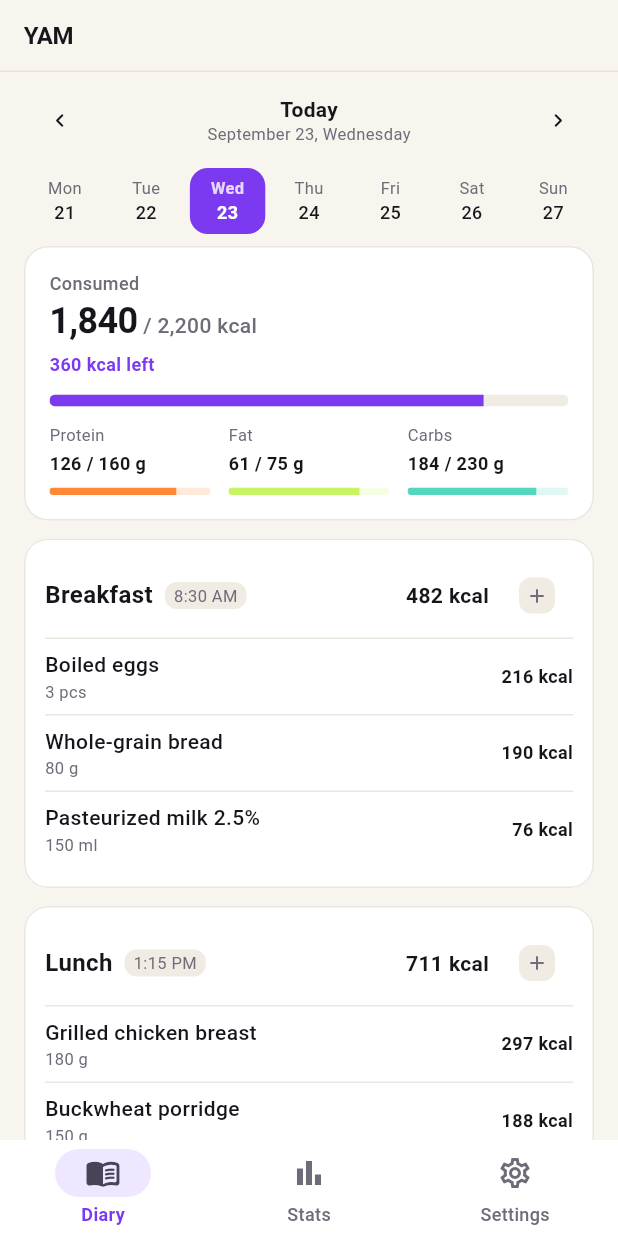
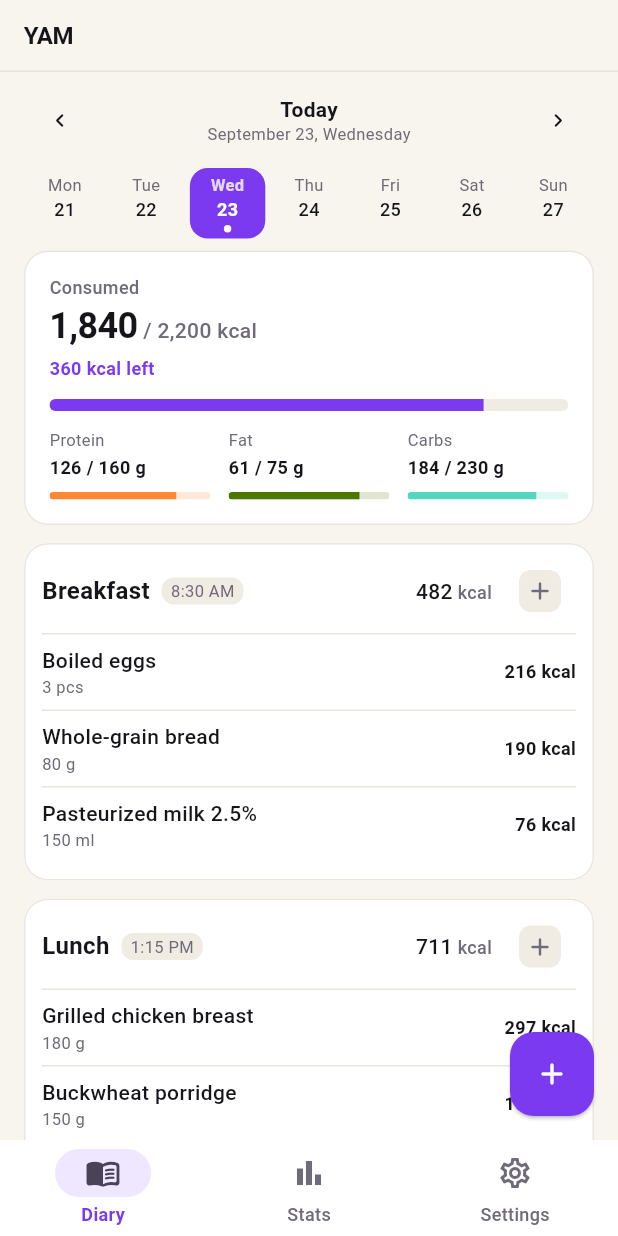
Before and after one commit to 0x0FACED/yam, a Flutter app: the screen it shows after launch, on a phone screen of 412 x 824 dp. Run offline on Flutter 3.47's test engine with Material 3 defaults, Android fonts, the phone set to English and light mode, and no system bars; our stand-ins replace flutter_svg, go_router.

Commit message:
chore(diary): polished ui

```diff
--- a/lib/app/theme/app_colors.dart
+++ b/lib/app/theme/app_colors.dart
@@ -4,6 +4,7 @@ abstract final class AppColors {
   static const brandPurple = Color(0xFF7B3AEF);
   static const protein = Color(0xFFFF8736);
   static const fat = Color(0xFFC7F464);
+  static const lightFat = Color(0xFF4C7600);
   static const carbs = Color(0xFF55D6BE);
   static const brandInk = Color(0xFF17151C);
   static const brandCream = Color(0xFFF8F5EE);
--- a/lib/app/theme/app_theme.dart
+++ b/lib/app/theme/app_theme.dart
@@ -27,7 +27,7 @@ abstract final class AppTheme {
         ),
     semanticColors: const AppSemanticColors(
       protein: AppColors.protein,
-      fat: AppColors.fat,
+      fat: AppColors.lightFat,
       carbs: AppColors.carbs,
       success: AppColors.lightSuccess,
       warning: AppColors.lightWarning,
--- a/lib/core/ui/diary/yam_diary_rows.dart
+++ b/lib/core/ui/diary/yam_diary_rows.dart
@@ -9,7 +9,8 @@ class YamMealSectionHeader extends StatelessWidget {
   const YamMealSectionHeader({
     required this.mealName,
     required this.timeLabel,
-    required this.calorieLabel,
+    required this.calorieValue,
+    required this.calorieUnit,
     required this.addTooltip,
     required this.onAdd,
     super.key,
@@ -17,7 +18,8 @@ class YamMealSectionHeader extends StatelessWidget {
 
   final String mealName;
   final String timeLabel;
-  final String calorieLabel;
+  final String calorieValue;
+  final String calorieUnit;
   final String addTooltip;
   final VoidCallback onAdd;
 
@@ -60,12 +62,24 @@ class YamMealSectionHeader extends StatelessWidget {
     final actions = Row(
       mainAxisSize: MainAxisSize.min,
       children: [
-        Text(
-          calorieLabel,
-          style: AppTypography.productTitle.copyWith(
-            color: theme.colorScheme.onSurface,
-            fontWeight: FontWeight.w700,
-            fontFeatures: AppTypography.tabularFigures,
+        Text.rich(
+          TextSpan(
+            children: [
+              TextSpan(
+                text: calorieValue,
+                style: AppTypography.productTitle.copyWith(
+                  color: theme.colorScheme.onSurface,
+                  fontWeight: FontWeight.w500,
+                  fontFeatures: AppTypography.tabularFigures,
+                ),
+              ),
+              TextSpan(
+                text: ' $calorieUnit',
+                style: AppTypography.label.copyWith(
+                  color: theme.colorScheme.onSurfaceVariant,
+                ),
+              ),
+            ],
           ),
         ),
         const SizedBox(width: AppSpacing.xs),
@@ -73,8 +87,8 @@ class YamMealSectionHeader extends StatelessWidget {
           icon: Icons.add_rounded,
           tooltip: addTooltip,
           onPressed: onAdd,
-          iconSize: 16,
-          visualSize: 24,
+          iconSize: 20,
+          visualSize: 36,
         ),
       ],
     );
--- a/lib/features/diary/presentation/diary_screen.dart
+++ b/lib/features/diary/presentation/diary_screen.dart
@@ -6,6 +6,7 @@ import 'package:yam/app/theme/app_breakpoints.dart';
 import 'package:yam/app/theme/app_motion.dart';
 import 'package:yam/app/theme/app_spacing.dart';
 import 'package:yam/app/theme/app_typography.dart';
+import 'package:yam/core/ui/buttons/yam_buttons.dart';
 import 'package:yam/core/ui/feedback/yam_snack_bar.dart';
 import 'package:yam/features/diary/presentation/diary_prototype_data.dart';
 import 'package:yam/features/diary/presentation/widgets/daily_nutrition_summary.dart';
@@ -61,6 +62,12 @@ class _DiaryScreenState extends State<DiaryScreen> {
     );
 
     return Scaffold(
+      floatingActionButton: FloatingActionButton(
+        key: const ValueKey('diary-add-food'),
+        tooltip: l10n.diaryAddFood,
+        onPressed: _openFoodSearch,
+        child: const Icon(Icons.add_rounded),
+      ),
       body: SafeArea(
         bottom: false,
         child: LayoutBuilder(
@@ -70,7 +77,9 @@ class _DiaryScreenState extends State<DiaryScreen> {
                 ? AppSpacing.xl
                 : AppSpacing.md;
 
-            return CustomScrollView(
+            return ScrollConfiguration(
+              behavior: const MaterialScrollBehavior(),
+              child: CustomScrollView(
                 key: const ValueKey('diary-scroll-view'),
                 controller: _scrollController,
                 slivers: [
@@ -80,6 +89,7 @@ class _DiaryScreenState extends State<DiaryScreen> {
                   else
                     ..._buildCompactSlivers(day, horizontalPadding),
                 ],
+              ),
             );
           },
         ),
@@ -105,8 +115,9 @@ class _DiaryScreenState extends State<DiaryScreen> {
       title: Padding(
         padding: EdgeInsets.symmetric(horizontal: horizontalPadding),
         child: _ConstrainedDiaryContent(
-          child: Align(
-            alignment: Alignment.centerLeft,
+          child: Row(
+            children: [
+              Expanded(
                 child: Semantics(
                   header: true,
                   child: Text(
@@ -118,6 +129,17 @@ class _DiaryScreenState extends State<DiaryScreen> {
                     ),
                   ),
                 ),
+              ),
+              if (!_isSameDay(_selectedDay, _today))
+                YamIconButton(
+                  icon: Icons.today_rounded,
+                  tooltip: AppLocalizations.of(context).diaryReturnToToday,
+                  onPressed: _returnToToday,
+                  surface: false,
+                  iconSize: 22,
+                  visualSize: 32,
+                ),
+            ],
           ),
         ),
       ),
@@ -178,7 +200,9 @@ class _DiaryScreenState extends State<DiaryScreen> {
           },
         ),
       ),
-      const SliverToBoxAdapter(child: SizedBox(height: AppSpacing.md)),
+      const SliverToBoxAdapter(
+        child: SizedBox(height: AppSpacing.xxl + AppSpacing.xl),
+      ),
     ];
   }
 
@@ -192,7 +216,7 @@ class _DiaryScreenState extends State<DiaryScreen> {
           horizontalPadding,
           AppSpacing.xs,
           horizontalPadding,
-          AppSpacing.md,
+          AppSpacing.xxl + AppSpacing.xl,
         ),
         sliver: SliverToBoxAdapter(
           child: _ConstrainedDiaryContent(
@@ -244,6 +268,13 @@ class _DiaryScreenState extends State<DiaryScreen> {
 
   void _selectDay(DateTime day) {
     setState(() => _selectedDay = DateTime(day.year, day.month, day.day));
+  }
+
+  void _returnToToday() {
+    _selectDay(_today);
+    if (_scrollController.hasClients) {
+      _scrollController.jumpTo(0);
+    }
   }
 
   Future<void> _openCalendar() async {
--- a/lib/features/diary/presentation/widgets/diary_day_selector.dart
+++ b/lib/features/diary/presentation/widgets/diary_day_selector.dart
@@ -106,23 +106,13 @@ class DiaryDaySelector extends StatelessWidget {
                 child: _DayTile(
                   day: startOfWeek.add(Duration(days: index)),
                   selectedDay: selectedDay,
+                  today: today,
                   locale: locale,
                   onSelected: onDaySelected,
                 ),
               ),
           ],
         ),
-        if (!selectedIsToday) ...[
-          const SizedBox(height: AppSpacing.xxs),
-          Align(
-            alignment: Alignment.centerRight,
-            child: YamTextButton(
-              label: l10n.diaryReturnToToday,
-              icon: Icons.today_outlined,
-              onPressed: () => onDaySelected(today),
-            ),
-          ),
-        ],
       ],
     );
   }
@@ -132,12 +122,14 @@ class _DayTile extends StatelessWidget {
   const _DayTile({
     required this.day,
     required this.selectedDay,
+    required this.today,
     required this.locale,
     required this.onSelected,
   });
 
   final DateTime day;
   final DateTime selectedDay;
+  final DateTime today;
   final String locale;
   final ValueChanged<DateTime> onSelected;
 
@@ -145,6 +137,8 @@ class _DayTile extends StatelessWidget {
   Widget build(BuildContext context) {
     final theme = Theme.of(context);
     final selected = _isSameDay(day, selectedDay);
+    final isToday = _isSameDay(day, today);
+    final l10n = AppLocalizations.of(context);
     final foreground = selected
         ? theme.colorScheme.onPrimary
         : theme.colorScheme.onSurface;
@@ -157,7 +151,10 @@ class _DayTile extends StatelessWidget {
       child: Semantics(
         button: true,
         selected: selected,
-        label: DateFormat.yMMMMEEEEd(locale).format(day),
+        label: [
+          DateFormat.yMMMMEEEEd(locale).format(day),
+          if (isToday) l10n.diaryToday,
+        ].join(', '),
         child: ExcludeSemantics(
           child: AnimatedContainer(
             duration: animationDuration,
@@ -200,6 +197,22 @@ class _DayTile extends StatelessWidget {
                           fontFeatures: AppTypography.tabularFigures,
                         ),
                       ),
+                      const SizedBox(height: 2),
+                      SizedBox(
+                        height: 5,
+                        child: isToday
+                            ? Container(
+                                key: const ValueKey('diary-today-marker'),
+                                width: 5,
+                                decoration: BoxDecoration(
+                                  color: selected
+                                      ? theme.colorScheme.onPrimary
+                                      : theme.colorScheme.primary,
+                                  shape: BoxShape.circle,
+                                ),
+                              )
+                            : null,
+                      ),
                     ],
                   ),
                 ),
--- a/lib/features/diary/presentation/widgets/meal_section.dart
+++ b/lib/features/diary/presentation/widgets/meal_section.dart
@@ -37,7 +37,12 @@ class MealSection extends StatelessWidget {
         ),
         clipBehavior: Clip.antiAlias,
         child: Padding(
-          padding: const EdgeInsets.all(14),
+          padding: const EdgeInsets.fromLTRB(
+            AppSpacing.sm,
+            AppSpacing.xs,
+            AppSpacing.sm,
+            AppSpacing.sm,
+          ),
           child: Column(
             crossAxisAlignment: CrossAxisAlignment.stretch,
             children: [
@@ -95,7 +100,8 @@ class _MealHeader extends StatelessWidget {
     return YamMealSectionHeader(
       mealName: meal.name,
       timeLabel: time,
-      calorieLabel: l10n.mealCalories(calories),
+      calorieValue: calories,
+      calorieUnit: l10n.unitKilocalories,
       addTooltip: l10n.diaryAddFoodToMeal(meal.name),
       onAdd: onAddFood,
     );
```
Also changed, not shown: 11 other files. Lines whose indentation alone changed are shown as unchanged.
